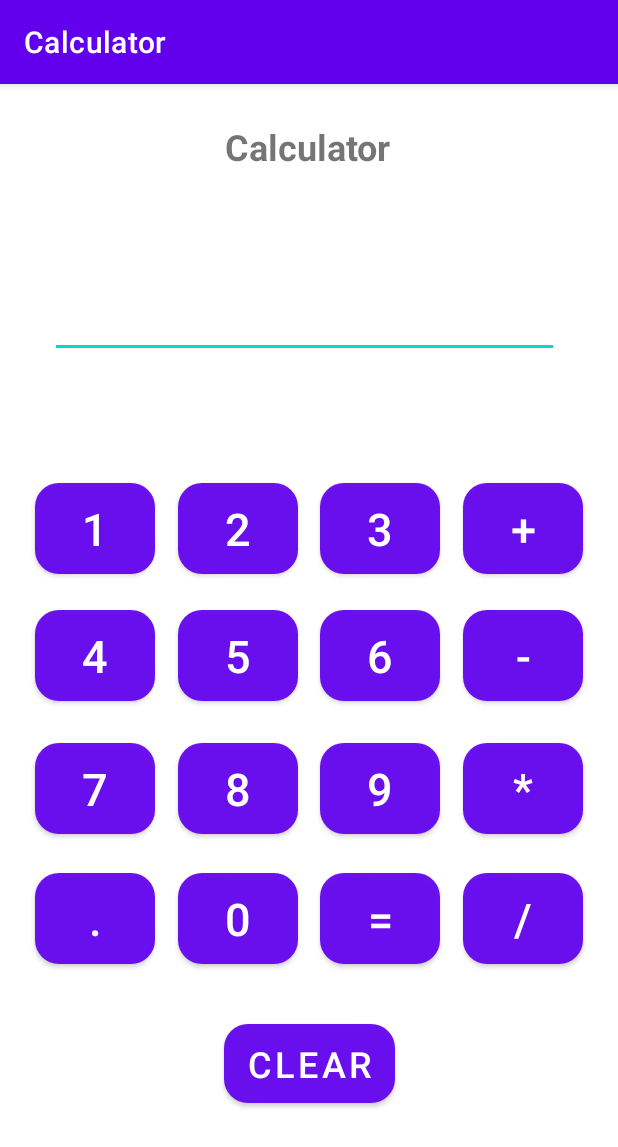
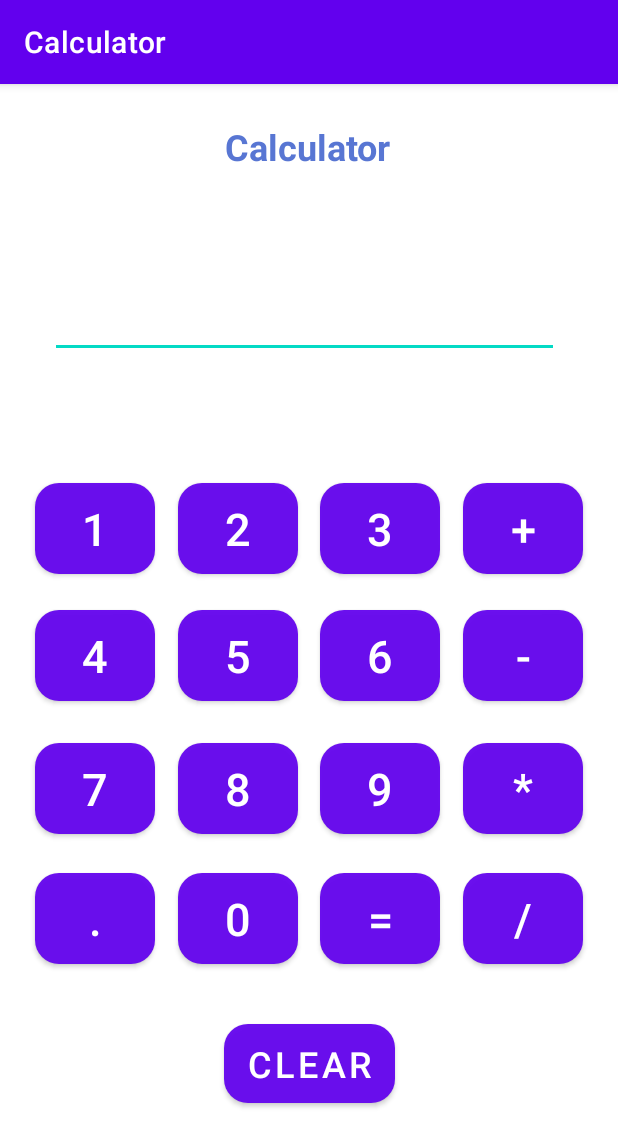
Before and after one commit to haris-bit/AndroidCalculatorApp, an Android app: the screen it shows after launch (MainActivity), on a phone screen of 412 x 824 dp. Shown: the top 1147 px of the screen. Run offline under Robolectric (Android 15) with nearby library versions, the phone set to English and light mode, and no system bars.

```diff
--- a/app/src/main/res/layout/activity_main.xml
+++ b/app/src/main/res/layout/activity_main.xml
@@ -15,6 +15,7 @@
         android:layout_marginEnd="36dp"
         android:text="Calculator"
         android:textAlignment="center"
+        android:textColor="#5876D3"
         android:textSize="24dp"
         android:textStyle="bold"
         app:layout_constraintEnd_toEndOf="parent"
```
Also changed, not shown: 2 other files.
